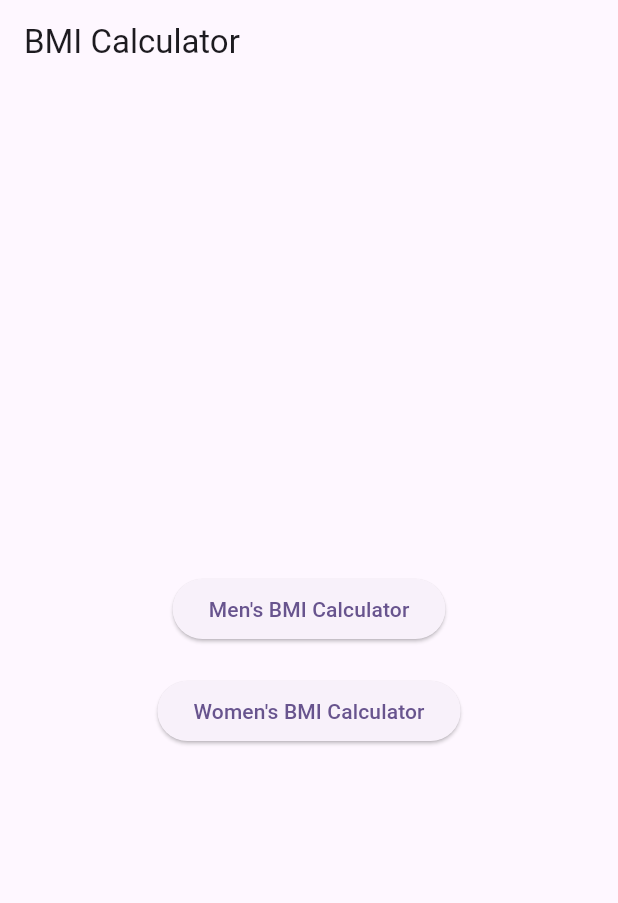
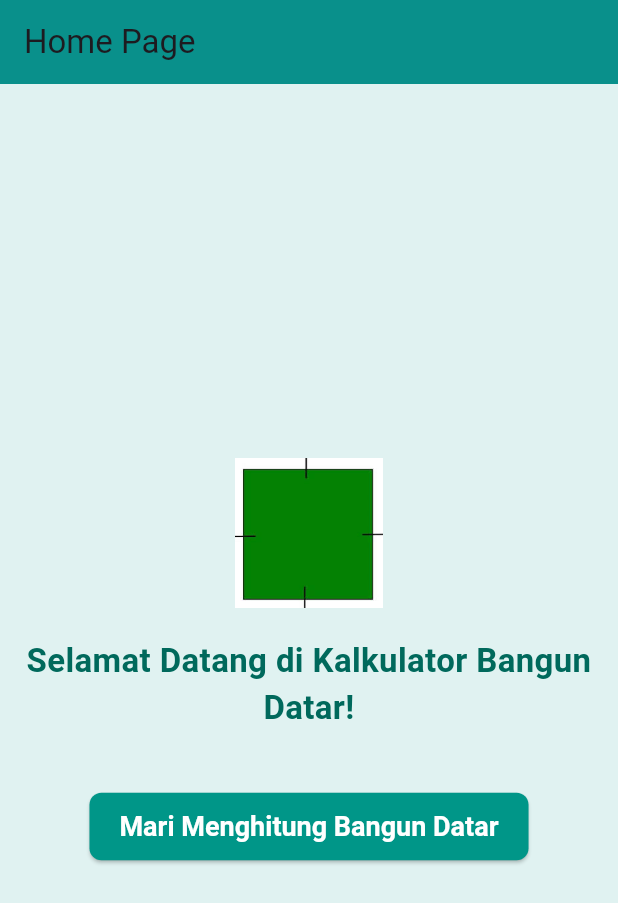
Before and after one commit to Kasehito/my_mobx_app, a Flutter app: the screen it shows after launch, on a phone screen of 412 x 824 dp. Shown: the top 903 px of the screen. Run offline on Flutter 3.47's test engine with Material 3 defaults, Android fonts, the phone set to English and light mode, and no system bars; our stand-ins replace flutter_mobx, mobx; generated files the repository leaves out were written again.

Commit message:
fix:[rt]bangun_datar

```diff
--- /dev/null
+++ b/lib/home_page.dart
@@ -0,0 +1,58 @@
+import 'package:flutter/material.dart';
+
+class HomePage extends StatelessWidget {
+  @override
+  Widget build(BuildContext context) {
+    return Scaffold(
+      appBar: AppBar(
+        title: Text('Home Page'),
+        backgroundColor: Colors.teal,
+        elevation: 4.0,
+      ),
+      body: Container(
+        color: Colors.teal.shade50, // Warna latar belakang halaman
+        child: Center(
+          child: Column(
+            mainAxisAlignment: MainAxisAlignment.center,
+            children: [
+              // Tambahkan gambar atau logo di atas tombol
+              Image.asset(
+                'assets/logo.jpg', // Pastikan kamu memiliki gambar di folder assets
+                width: 100,
+                height: 100,
+              ),
+              SizedBox(height: 20), // Spasi antara gambar dan tombol
+              Text(
+                'Selamat Datang di Kalkulator Bangun Datar!',
+                style: TextStyle(
+                  fontSize: 22,
+                  fontWeight: FontWeight.bold,
+                  color: Colors.teal[800],
+                ),
+                textAlign: TextAlign.center,
+              ),
+              SizedBox(height: 40), // Spasi antara teks dan tombol
+              ElevatedButton(
+                onPressed: () {
+                  Navigator.pushNamed(context, '/details');
+                },
+                style: ElevatedButton.styleFrom(
+                  backgroundColor: Colors.teal, // Warna latar belakang tombol
+                  padding: EdgeInsets.symmetric(horizontal: 20, vertical: 12),
+                  textStyle: TextStyle(
+                    fontSize: 18,
+                    fontWeight: FontWeight.bold,
+                  ),
+                  shape: RoundedRectangleBorder(
+                    borderRadius: BorderRadius.circular(8.0),
+                  ),
+                ),
+                child: Text('Mari Menghitung Bangun Datar', style: TextStyle(color: Colors.white)),
+              ),
+            ],
+          ),
+        ),
+      ),
+    );
+  }
+}
--- a/lib/main.dart
+++ b/lib/main.dart
@@ -1,24 +1,26 @@
 import 'package:flutter/material.dart';
-import 'package:my_mobx_app2/myhomepage.dart';
+
+import 'package:tugasmobxbangundatar/shape_calculator.dart';
+import 'home_page.dart'; // Import halaman
 
 void main() {
-  runApp(const MyApp());
+  runApp(MyApp());
 }
 
- class MyApp extends StatelessWidget {
-  const MyApp({super.key});
-
-  // This widget is the root of your application.
+class MyApp extends StatelessWidget {
   @override
   Widget build(BuildContext context) {
     return MaterialApp(
-      title: 'Flutter Demo',
       debugShowCheckedModeBanner: false,
+      title: 'Flutter Routing Example',
       theme: ThemeData(
-        colorScheme: ColorScheme.fromSeed(seedColor: Colors.deepPurple),
-        useMaterial3: true,
+        primarySwatch: Colors.blue,
       ),
-      home: MyHomePage(),
+      initialRoute: '/',
+      routes: {
+        '/': (context) => HomePage(), // Home Page
+        '/details': (context) =>  ShapeCalculator(), // Details Page
+      },
     );
   }
 }
--- a/lib/myhomepage.dart
+++ /dev/null
@@ -1,38 +0,0 @@
-import 'package:flutter/material.dart';
-import 'men_bmi_calculator.dart';
-import 'women_bmi_calculator.dart';
-
-class MyHomePage extends StatelessWidget {
-  @override
-  Widget build(BuildContext context) {
-    return Scaffold(
-      appBar: AppBar(title: Text('BMI Calculator')),
-      body: Center(
-        child: Column(
-          mainAxisAlignment: MainAxisAlignment.center,
-          children: [
-            ElevatedButton(
-              onPressed: () {
-                Navigator.push(
-                  context,
-                  MaterialPageRoute(builder: (context) => MenBmiCalculator()),
-                );
-              },
-              child: Text('Men\'s BMI Calculator'),
-            ),
-            SizedBox(height: 20),
-            ElevatedButton(
-              onPressed: () {
-                Navigator.push(
-                  context,
-                  MaterialPageRoute(builder: (context) => WomenBmiCalculator()),
-                );
-              },
-              child: Text('Women\'s BMI Calculator'),
-            ),
-          ],
-        ),
-      ),
-    );
-  }
-}
```
Also changed, not shown: lib/bmi_store.dart (deleted, +0 -76 lines), lib/component/input_widget.dart (added, +33 -0 lines), lib/component/result_widget.dart (added, +49 -0 lines), lib/men_bmi_calculator.dart (deleted, +0 -56 lines), lib/shape_calculator.dart (added, +136 -0 lines), lib/shape_store.dart (added, +49 -0 lines), lib/women_bmi_calculator.dart (deleted, +0 -56 lines), pubspec.yaml (+10 -74 lines), assets/logo.jpg (added), lib/bmi_store.g.dart (deleted), pubspec.lock, 1 other file.
